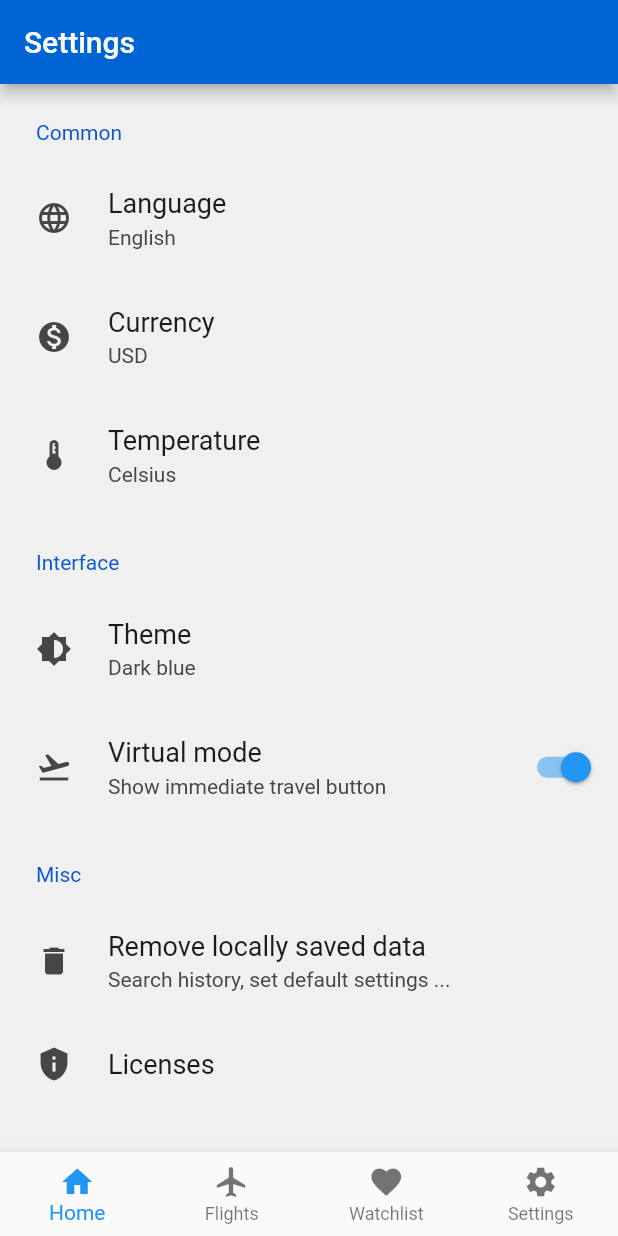
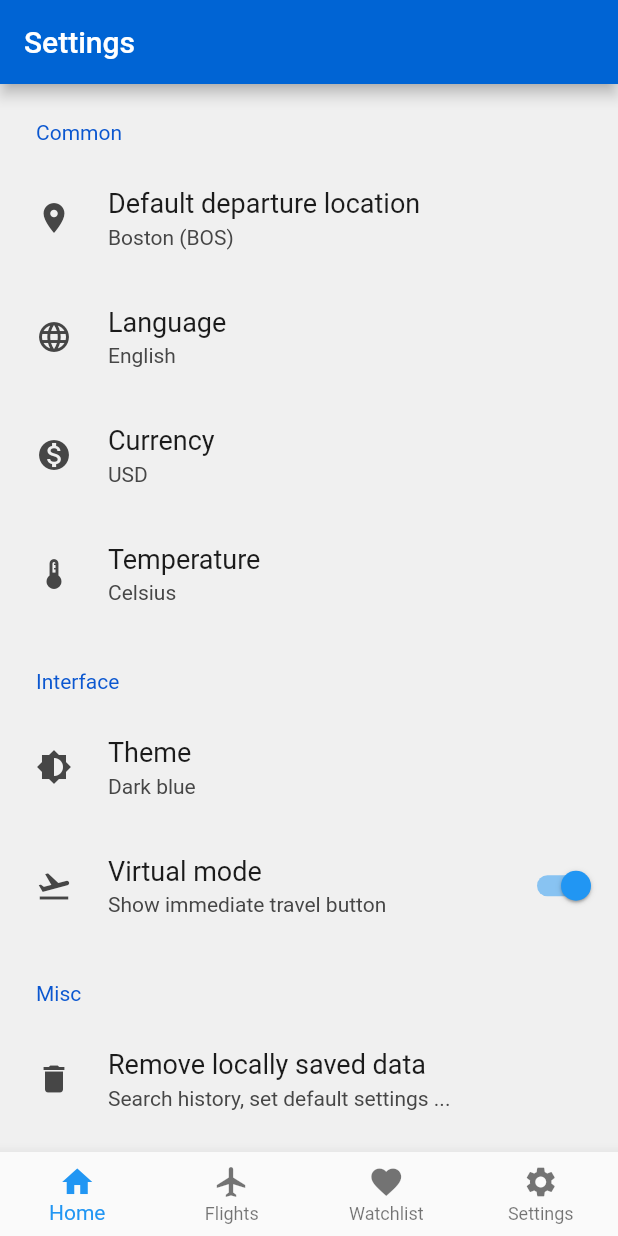
Before and after one commit to mzdm/virtual_traveller_flutter, a Flutter app: the screen it shows after launch, swiped to page 4, on a phone screen of 412 x 824 dp. Run offline on Flutter 3.47's test engine with Material 2 defaults, Android fonts, the phone set to English and light mode, and no system bars; drawn by our look-alikes of settings_ui; our stand-ins replace bloc, equatable.

Commit message:
Add 'Default departure location' to Settings

```diff
--- a/lib/presentation/pages/settings_page/settings_page.dart
+++ b/lib/presentation/pages/settings_page/settings_page.dart
@@ -14,6 +14,13 @@ class SettingsPage extends StatelessWidget {
           SettingsSection(
             title: 'Common',
             tiles: [
+              SettingsTile(
+                leading: Icon(Icons.place),
+                title: 'Default departure location',
+                subtitle: 'Boston (BOS)',
+                // TODO
+                onTap: () {},
+              ),
               SettingsTile(
                 leading: Icon(Icons.language),
                 title: 'Language',
```
Also changed, not shown: github_images/app_preview_settings1.jpg (added), github_images/app_preview_settings1.png (deleted).
